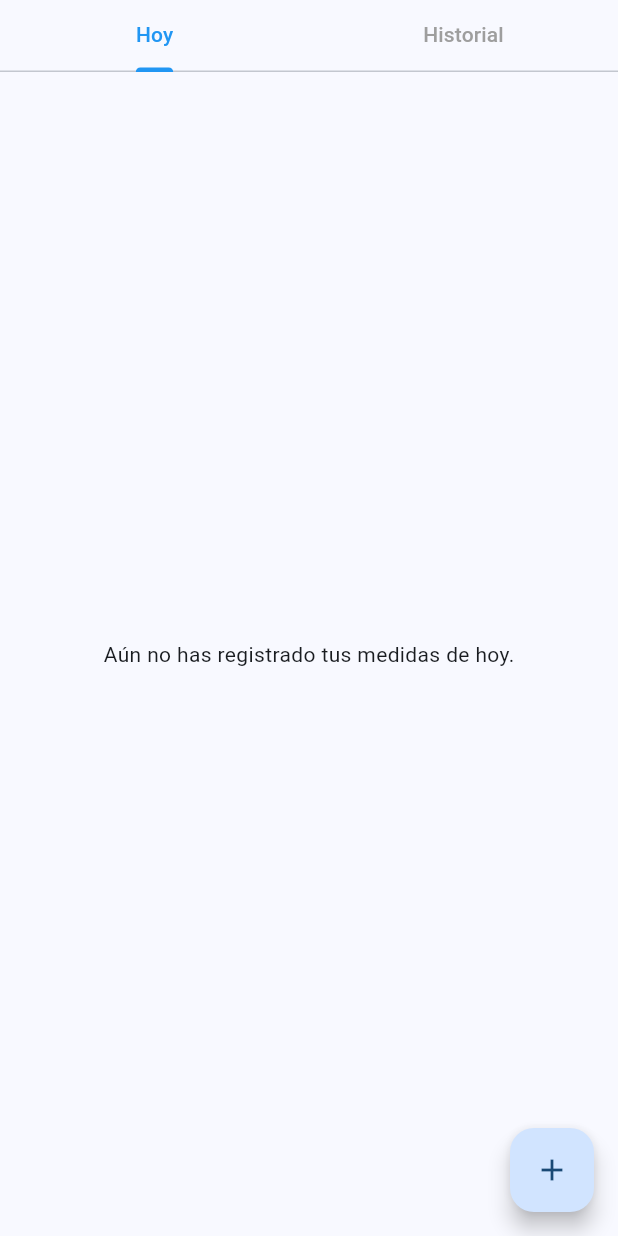
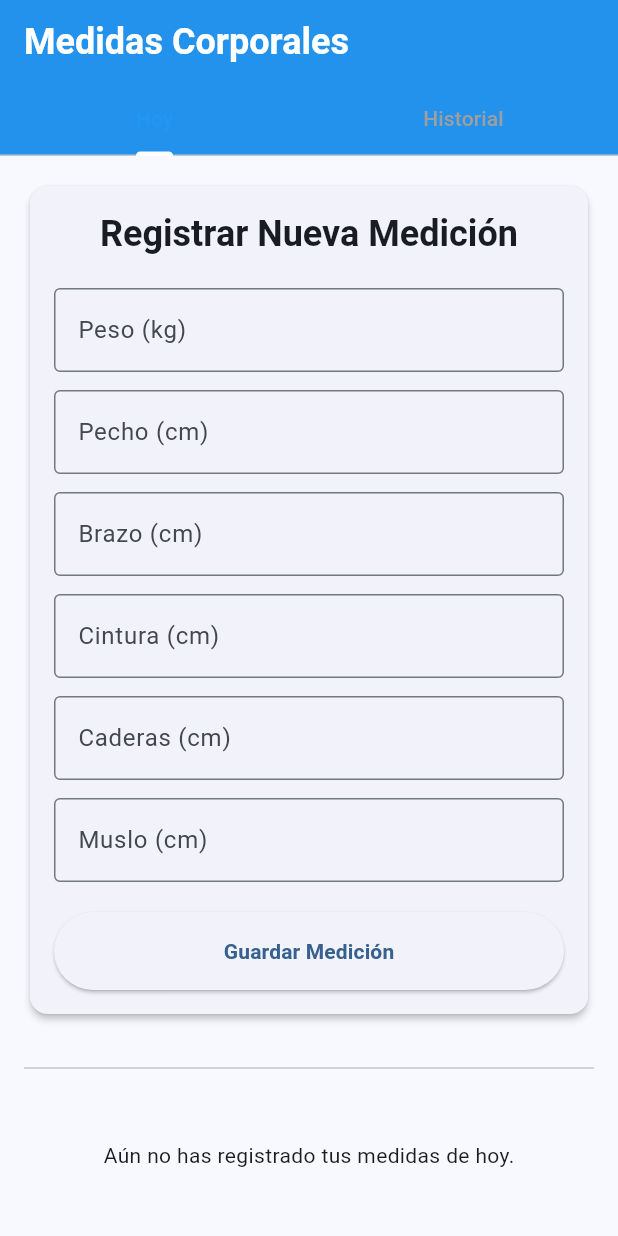
Before and after one commit to dchrb28-netizen/msa_nuevo, a Flutter app: the BodyMeasurementScreen screen opened directly, on a phone screen of 412 x 824 dp. Run offline on Flutter 3.47's test engine with Material 3 defaults, Android fonts, the phone set to English and light mode, and no system bars; our stand-ins replace flutter_colorpicker, google_fonts, hive, hive_flutter, percent_indicator, rive and 2 more; accounts and stored records are empty.

Commit message:
refactor: Integrate body measurement form into today view

```diff
--- a/lib/screens/logs/body_measurement_screen.dart
+++ b/lib/screens/logs/body_measurement_screen.dart
@@ -1,7 +1,6 @@
 import 'package:flutter/material.dart';
 import 'package:myapp/screens/logs/body_measurement_history_screen.dart';
 import 'package:myapp/screens/logs/body_measurement_today_view.dart';
-import 'package:myapp/widgets/body_measurement_form.dart';
 
 class BodyMeasurementScreen extends StatelessWidget {
   const BodyMeasurementScreen({super.key});
@@ -11,35 +10,22 @@ class BodyMeasurementScreen extends StatelessWidget {
     return DefaultTabController(
       length: 2,
       child: Scaffold(
-        body: Column(
-          children: [
-            const TabBar(
+        appBar: AppBar(
+          title: const Text('Medidas Corporales'),
+          bottom: const TabBar(
             tabs: [
               Tab(text: 'Hoy'),
               Tab(text: 'Historial'),
             ],
           ),
-            Expanded(
-              child: TabBarView(
+        ),
+        body: const TabBarView(
           children: [
             BodyMeasurementTodayView(),
             BodyMeasurementHistoryScreen(),
           ],
         ),
       ),
-          ],
-        ),
-        floatingActionButton: FloatingActionButton(
-          onPressed: () {
-            showModalBottomSheet(
-              context: context,
-              builder: (context) => const BodyMeasurementForm(),
-              isScrollControlled: true,
-            );
-          },
-          child: const Icon(Icons.add),
-        ),
-      ),
     );
   }
 }
--- a/lib/screens/logs/body_measurement_today_view.dart
+++ b/lib/screens/logs/body_measurement_today_view.dart
@@ -2,13 +2,21 @@ import 'package:flutter/material.dart';
 import 'package:hive_flutter/hive_flutter.dart';
 import 'package:myapp/models/body_measurement.dart';
 import 'package:intl/intl.dart';
+import 'package:myapp/widgets/body_measurement_form.dart';
 
 class BodyMeasurementTodayView extends StatelessWidget {
   const BodyMeasurementTodayView({super.key});
 
   @override
   Widget build(BuildContext context) {
-    return ValueListenableBuilder(
+    return ListView(
+      padding: const EdgeInsets.all(16.0),
+      children: [
+        const BodyMeasurementForm(),
+        const SizedBox(height: 24),
+        const Divider(),
+        const SizedBox(height: 24),
+        ValueListenableBuilder(
           valueListenable: Hive.box<BodyMeasurement>('body_measurements').listenable(),
           builder: (context, Box<BodyMeasurement> box, _) {
             final today = DateTime.now();
@@ -20,16 +28,17 @@ class BodyMeasurementTodayView extends StatelessWidget {
 
             if (todaysMeasurements.isEmpty) {
               return const Center(
+                child: Padding(
+                  padding: EdgeInsets.all(16.0),
                   child: Text('Aún no has registrado tus medidas de hoy.'),
+                ),
               );
             }
 
             // Muestra la última medición del día
             final lastMeasurement = todaysMeasurements.last;
 
-        return Padding(
-          padding: const EdgeInsets.all(16.0),
-          child: Card(
+            return Card(
               elevation: 4,
               child: Padding(
                 padding: const EdgeInsets.all(16.0),
@@ -50,9 +59,10 @@ class BodyMeasurementTodayView extends StatelessWidget {
                   ],
                 ),
               ),
-          ),
             );
           },
+        ),
+      ],
     );
   }
 
@@ -61,6 +71,11 @@ class BodyMeasurementTodayView extends StatelessWidget {
       padding: const EdgeInsets.symmetric(vertical: 8.0),
       child: Row(
         mainAxisAlignment: MainAxisAlignment.spaceBetween,
-        children: [Text(label, style: const TextStyle(fontSize: 16)), Text(value, style: const TextStyle(fontSize: 16, fontWeight: FontWeight.bold))],),);
+        children: [
+          Text(label, style: const TextStyle(fontSize: 16)),
+          Text(value, style: const TextStyle(fontSize: 16, fontWeight: FontWeight.bold))
+        ],
+      ),
+    );
   }
 }
--- a/lib/widgets/body_measurement_form.dart
+++ b/lib/widgets/body_measurement_form.dart
@@ -34,62 +34,84 @@ class _BodyMeasurementFormState extends State<BodyMeasurementForm> {
       );
 
       Hive.box<BodyMeasurement>('body_measurements').add(newMeasurement);
-      Navigator.of(context).pop();
+
+      // Clear the form
+      _formKey.currentState!.reset();
+      _weightController.clear();
+      _chestController.clear();
+      _armController.clear();
+      _waistController.clear();
+      _hipsController.clear();
+      _thighController.clear();
+
+      // Show a confirmation
+      ScaffoldMessenger.of(context).showSnackBar(
+        const SnackBar(content: Text('Medición guardada con éxito')),
+      );
     }
   }
 
   @override
   Widget build(BuildContext context) {
-    return Padding(
-      padding: EdgeInsets.fromLTRB(20, 20, 20, MediaQuery.of(context).viewInsets.bottom + 20),
-      child: Form(
-        key: _formKey,
-        child: SingleChildScrollView(
+    return Card(
+      elevation: 2,
+      child: Padding(
+        padding: const EdgeInsets.all(16.0),
+        child: Form(
+          key: _formKey,
           child: Column(
-            mainAxisSize: MainAxisSize.min,
+            crossAxisAlignment: CrossAxisAlignment.stretch,
             children: [
-              Text('Nueva Medición', style: Theme.of(context).textTheme.headlineSmall),
+              Text('Registrar Nueva Medición', style: Theme.of(context).textTheme.headlineSmall, textAlign: TextAlign.center),
               const SizedBox(height: 20),
               TextFormField(
                 controller: _weightController,
-                decoration: const InputDecoration(labelText: 'Peso (kg)'),
+                decoration: const InputDecoration(labelText: 'Peso (kg)', border: OutlineInputBorder()),
                 keyboardType: TextInputType.number,
                 validator: (value) => (value == null || value.isEmpty) ? 'Campo requerido' : null,
               ),
+              const SizedBox(height: 12),
               TextFormField(
                 controller: _chestController,
-                decoration: const InputDecoration(labelText: 'Pecho (cm)'),
+                decoration: const InputDecoration(labelText: 'Pecho (cm)', border: OutlineInputBorder()),
                 keyboardType: TextInputType.number,
                 validator: (value) => (value == null || value.isEmpty) ? 'Campo requerido' : null,
               ),
+              const SizedBox(height: 12),
               TextFormField(
                 controller: _armController,
-                decoration: const InputDecoration(labelText: 'Brazo (cm)'),
+                decoration: const InputDecoration(labelText: 'Brazo (cm)', border: OutlineInputBorder()),
                 keyboardType: TextInputType.number,
                 validator: (value) => (value == null || value.isEmpty) ? 'Campo requerido' : null,
               ),
+              const SizedBox(height: 12),
               TextFormField(
                 controller: _waistController,
-                decoration: const InputDecoration(labelText: 'Cintura (cm)'),
+                decoration: const InputDecoration(labelText: 'Cintura (cm)', border: OutlineInputBorder()),
                 keyboardType: TextInputType.number,
                 validator: (value) => (value == null || value.isEmpty) ? 'Campo requerido' : null,
               ),
+              const SizedBox(height: 12),
               TextFormField(
                 controller: _hipsController,
-                decoration: const InputDecoration(labelText: 'Caderas (cm)'),
+                decoration: const InputDecoration(labelText: 'Caderas (cm)', border: OutlineInputBorder()),
                 keyboardType: TextInputType.number,
                 validator: (value) => (value == null || value.isEmpty) ? 'Campo requerido' : null,
               ),
+              const SizedBox(height: 12),
               TextFormField(
                 controller: _thighController,
-                decoration: const InputDecoration(labelText: 'Muslo (cm)'),
+                decoration: const InputDecoration(labelText: 'Muslo (cm)', border: OutlineInputBorder()),
                 keyboardType: TextInputType.number,
                 validator: (value) => (value == null || value.isEmpty) ? 'Campo requerido' : null,
               ),
               const SizedBox(height: 20),
               ElevatedButton(
                 onPressed: _saveMeasurement,
-                child: const Text('Guardar'),
+                child: const Text('Guardar Medición'),
+                style: ElevatedButton.styleFrom(
+                  padding: const EdgeInsets.symmetric(vertical: 16),
+                ),
               ),
             ],
           ),
```
Lines whose indentation alone changed are shown as unchanged.
